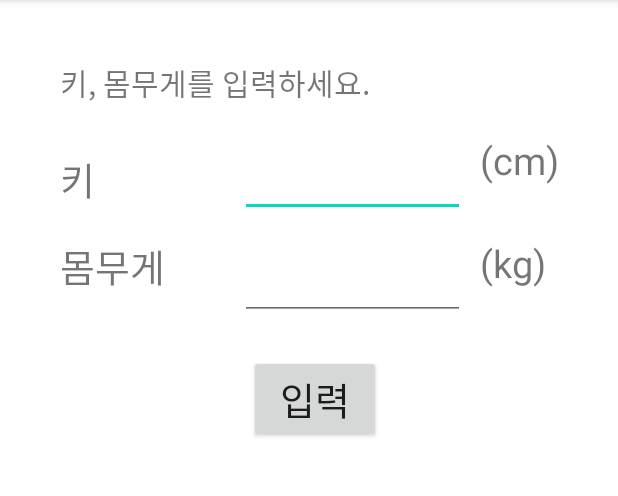
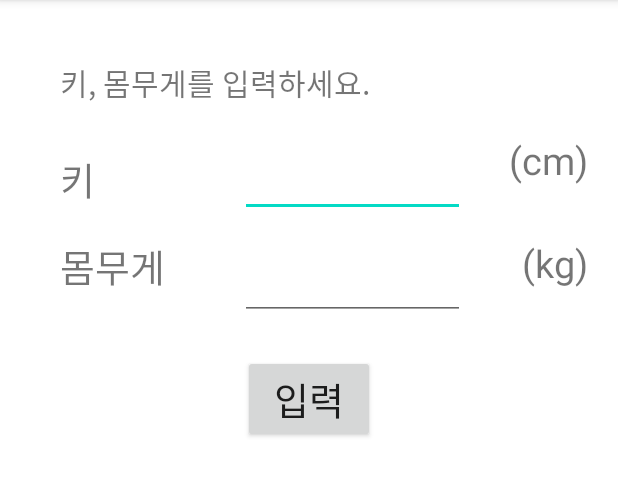
Before and after one commit to Hayoung211/HomeTrainer, an Android app: the fragment BMIFragment shown on its own in the app's theme, on a phone screen of 412 x 824 dp, the part 84-580 px from its top. Run offline under Robolectric (Android 15) with nearby library versions, the phone set to English and light mode, and no system bars.

Commit message:
change design

```diff
--- a/app/src/main/java/com/example/hometrainer/ui/home/HomeFragment.java
+++ b/app/src/main/java/com/example/hometrainer/ui/home/HomeFragment.java
@@ -17,6 +17,8 @@ import android.widget.TextView;
 import androidx.annotation.NonNull;
 import androidx.annotation.Nullable;
 import androidx.fragment.app.Fragment;
+import androidx.fragment.app.FragmentManager;
+import androidx.fragment.app.FragmentTransaction;
 import androidx.lifecycle.Observer;
 import androidx.lifecycle.ViewModelProviders;
 
@@ -65,6 +67,8 @@ public class HomeFragment extends Fragment {
         sensorManager = (SensorManager)getActivity().getSystemService(Context.SENSOR_SERVICE);
         sensorManager.registerListener(stepDetector, sensorManager.getDefaultSensor(Sensor.TYPE_ACCELEROMETER), SensorManager.SENSOR_DELAY_NORMAL);
 
+        final FragmentTransaction ft = getChildFragmentManager().beginTransaction();
+        final Fragment fragment = new Fragment();
         challenge_more.setOnClickListener(new View.OnClickListener(){
             @Override
             public void onClick(View v) {
--- a/app/src/main/res/layout/fragment_bmi.xml
+++ b/app/src/main/res/layout/fragment_bmi.xml
@@ -47,8 +47,8 @@
         android:layout_width="wrap_content"
         android:layout_height="wrap_content"
         android:layout_below="@id/bmi_announcement"
-        android:layout_toRightOf="@id/bmi_height_input"
-        android:layout_marginLeft="10dp"
+        android:layout_alignParentRight="true"
+        android:layout_marginRight="20dp"
         android:layout_marginTop="19dp"
         android:text="(cm)"
         android:textSize="25sp" />
@@ -79,8 +79,8 @@
         android:layout_width="wrap_content"
         android:layout_height="wrap_content"
         android:layout_below="@id/bmi_height"
-        android:layout_toRightOf="@id/bmi_weight_input"
-        android:layout_marginLeft="10dp"
+        android:layout_alignParentRight="true"
+        android:layout_marginRight="20dp"
         android:layout_marginTop="19dp"
         android:text="(kg)"
         android:textSize="25sp" />
@@ -90,9 +90,8 @@
         android:layout_width="wrap_content"
         android:layout_height="wrap_content"
         android:layout_below="@id/bmi_weight"
-        android:layout_marginLeft="36dp"
+        android:layout_centerHorizontal="true"
         android:layout_marginTop="40dp"
-        android:layout_toRightOf="@id/bmi_weight"
         android:text="입력"
         android:textSize="25sp" />
 
--- a/app/src/main/res/layout/fragment_challenge_month_day.xml
+++ b/app/src/main/res/layout/fragment_challenge_month_day.xml
@@ -49,8 +49,8 @@
         android:layout_width="wrap_content"
         android:layout_height="wrap_content"
         android:layout_below="@id/month_day_challenge_state"
-        android:layout_marginLeft="50dp"
-        android:layout_toRightOf="@+id/month_day_challenge_thumbnail1"
+        android:layout_alignParentRight="true"
+        android:layout_marginRight="20dp"
         android:text="완료한 챌린지 (1/3)"
         android:textSize="17sp"
         tools:ignore="MissingConstraints" />
--- a/app/src/main/res/layout/fragment_challenge_one_day.xml
+++ b/app/src/main/res/layout/fragment_challenge_one_day.xml
@@ -51,10 +51,11 @@
             android:layout_width="wrap_content"
             android:layout_height="wrap_content"
             android:layout_below="@id/one_day_challenge_state"
-            android:layout_marginLeft="50dp"
-            android:layout_toRightOf="@+id/one_day_challenge_thumbnail1"
+            android:layout_marginRight="20dp"
             android:text="완료한 챌린지 (1/3)"
             android:textSize="17sp"
+            android:gravity="right"
+            android:layout_alignParentRight="true"
             tools:ignore="MissingConstraints" />
 
         <ImageView
--- a/app/src/main/res/layout/fragment_challenge_week_day.xml
+++ b/app/src/main/res/layout/fragment_challenge_week_day.xml
@@ -51,8 +51,8 @@
             android:layout_width="wrap_content"
             android:layout_height="wrap_content"
             android:layout_below="@id/week_day_challenge_state"
-            android:layout_marginLeft="50dp"
-            android:layout_toRightOf="@+id/week_day_challenge_thumbnail1"
+            android:layout_alignParentRight="true"
+            android:layout_marginRight="20dp"
             android:text="완료한 챌린지 (1/3)"
             android:textSize="17sp"
             tools:ignore="MissingConstraints" />
```
Also changed, not shown: app/src/main/res/layout/fragment_challenge.xml (+6 -3 lines), app/src/main/res/layout/fragment_home.xml (+4 -3 lines).
